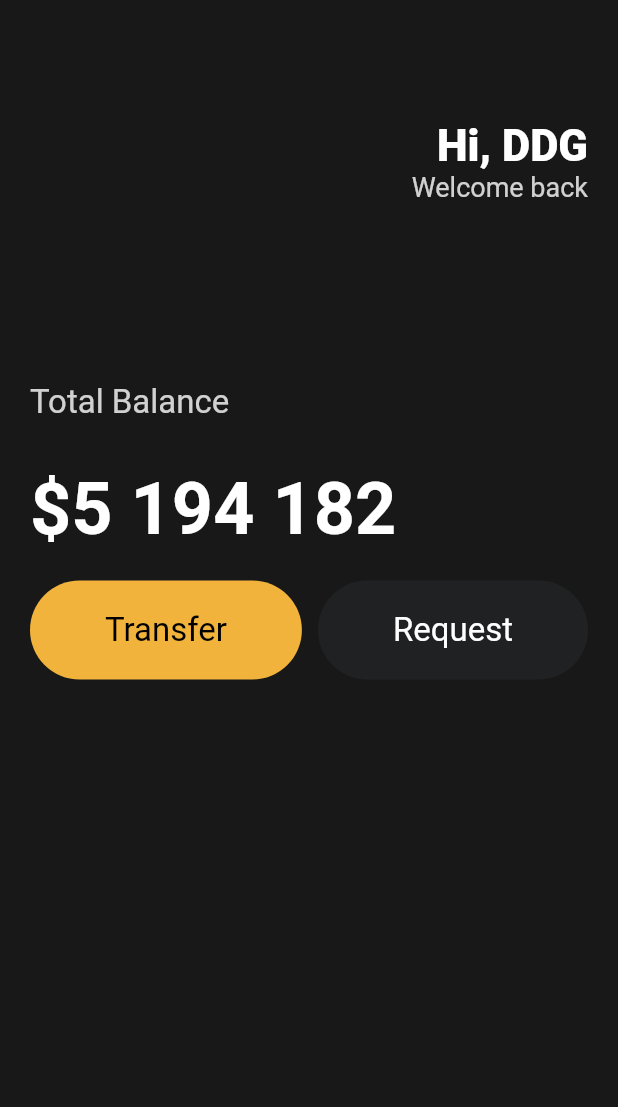
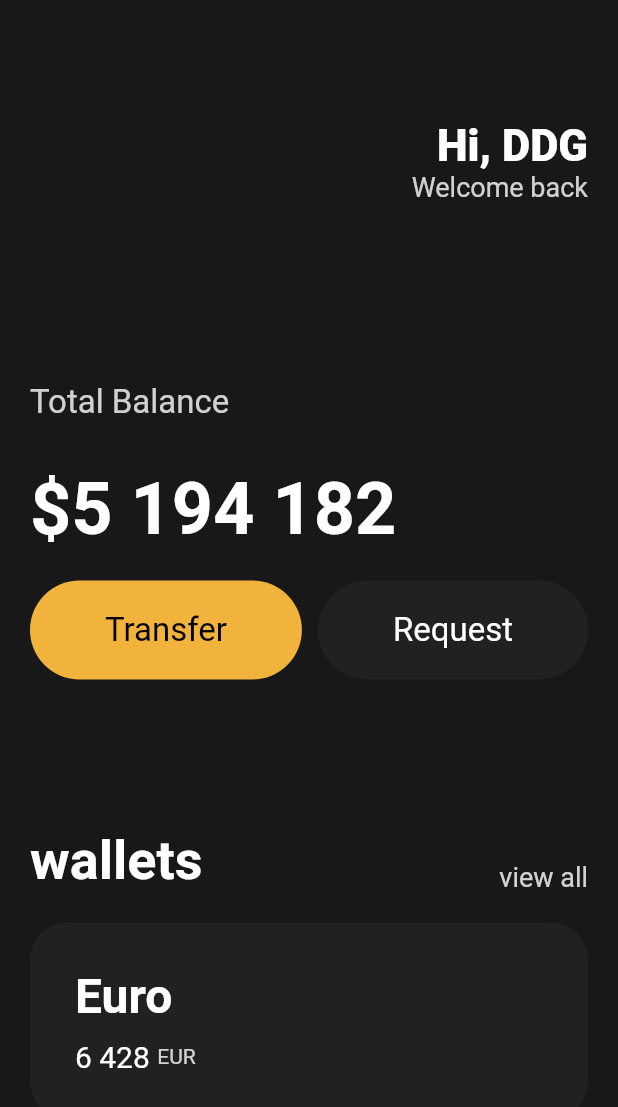
Before and after one commit to greyhawk16/flutter-prtc, a Flutter app: the screen it shows after launch, on a phone screen of 412 x 824 dp. Shown: the top 1107 px of the screen. Run offline on Flutter 3.47's test engine with Material 2 defaults, Android fonts, the phone set to English and light mode, and no system bars.

Commit message:
Card widget
Created card shaped widget

```diff
--- a/lib/main.dart
+++ b/lib/main.dart
@@ -89,9 +89,86 @@ class App extends StatelessWidget {
                   ),
                 ],
               ),
+              const SizedBox(
+                height: 100,
+              ),
+              Row(
+                crossAxisAlignment: CrossAxisAlignment.end,
+                mainAxisAlignment: MainAxisAlignment.spaceBetween,
+                children: [
+                  const Text(
+                    'wallets',
+                    style: TextStyle(
+                      color: Colors.white,
+                      fontSize: 36,
+                      fontWeight: FontWeight.w600,
+                    ),
+                  ),
+                  Text(
+                    'view all',
+                    style: TextStyle(
+                      color: Colors.white.withOpacity(0.8),
+                      fontSize: 18,
+                    ),
+                  ),
                 ],
               ),
-          )),
+              const SizedBox(
+                height: 20,
+              ),
+              Container(
+                decoration: BoxDecoration(
+                  color: const Color(0xFF1F2123),
+                  borderRadius: BorderRadius.circular(25),
+                ),
+                child: Padding(
+                  padding: const EdgeInsets.all(30),
+                  child: Row(
+                    children: [
+                      Column(
+                        crossAxisAlignment: CrossAxisAlignment.start,
+                        children: [
+                          const Text(
+                            'Euro',
+                            style: TextStyle(
+                              color: Colors.white,
+                              fontSize: 32,
+                              fontWeight: FontWeight.w600,
+                            ),
+                          ),
+                          const SizedBox(
+                            height: 10,
+                          ),
+                          Row(
+                            children: [
+                              const Text(
+                                '6 428',
+                                style: TextStyle(
+                                  color: Colors.white,
+                                  fontSize: 20,
+                                ),
+                              ),
+                              const SizedBox(
+                                width: 5,
+                              ),
+                              Text(
+                                'EUR',
+                                style: TextStyle(
+                                  color: Colors.white.withOpacity(0.8),
+                                ),
+                              ),
+                            ],
+                          ),
+                        ],
+                      ),
+                    ],
+                  ),
+                ),
+              ),
+            ],
+          ),
+        ),
+      ),
     );
   }
 }
```
Lines whose indentation alone changed are shown as unchanged.
